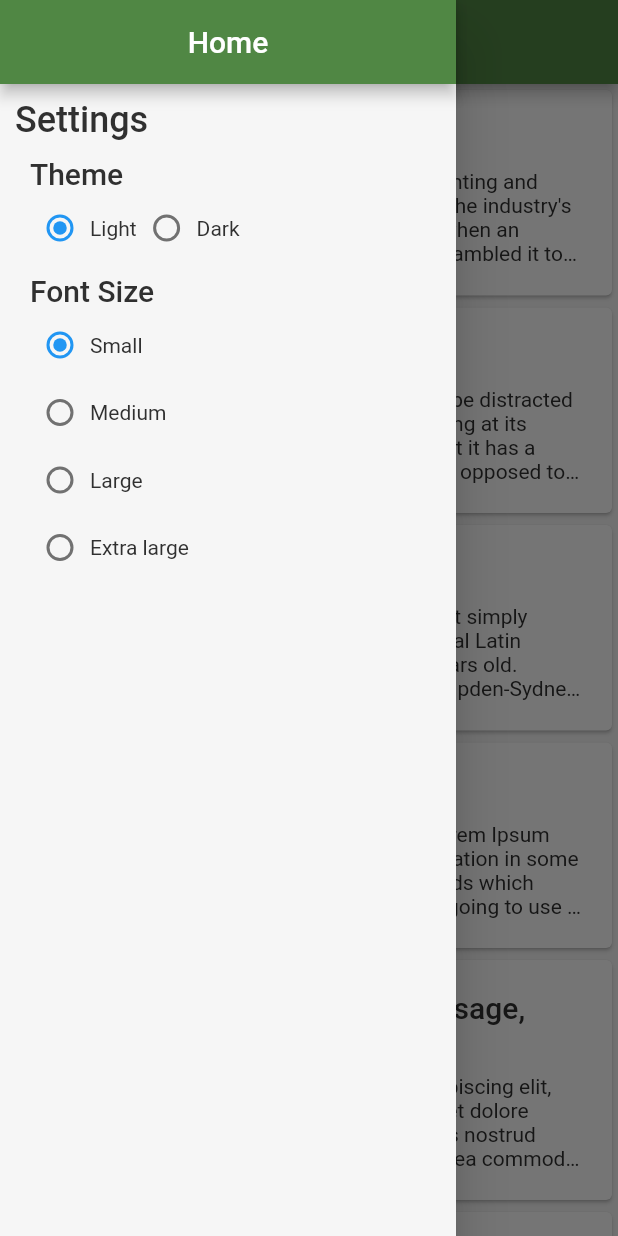
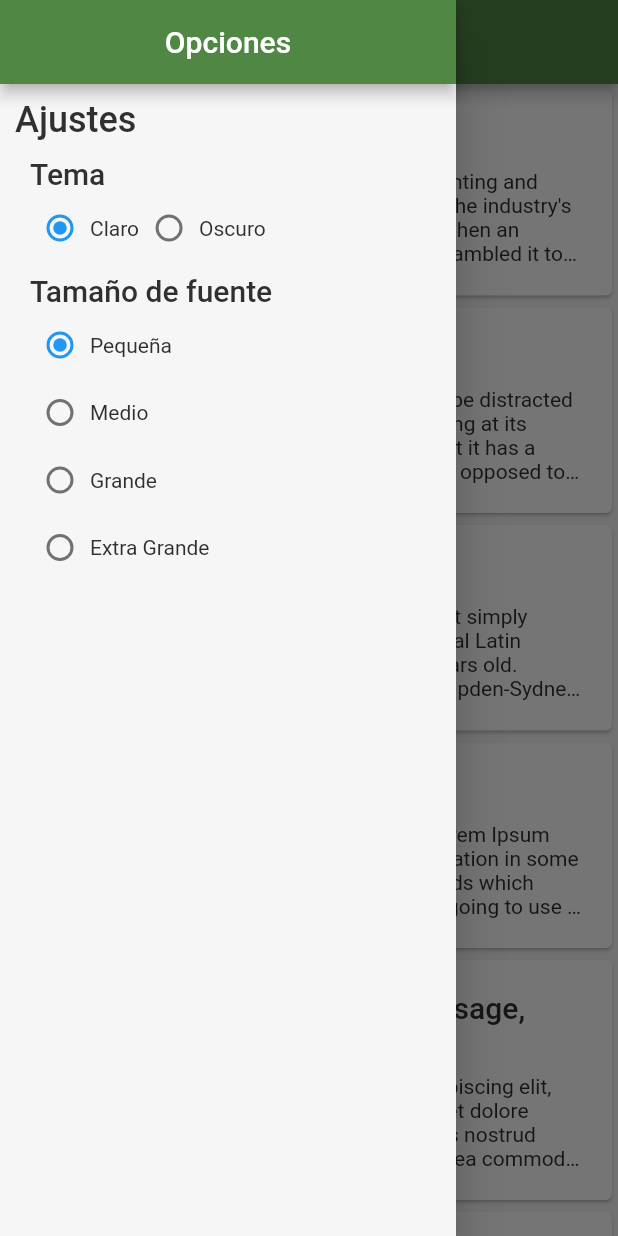
Before and after one commit to mateuscdomingos/flutter-ChangeTheme-Internationalization, a Flutter app: the screen it shows after launch, with the side drawer open, on a phone screen of 412 x 824 dp. Run offline on Flutter 3.47's test engine with Material 2 defaults, Android fonts, the phone set to English and light mode, and no system bars.

Commit message:
estrutura de internacionalização finalizada

```diff
--- /dev/null
+++ b/lang/es.json
@@ -0,0 +1,14 @@
+{
+  "home": "Pagina Principal",
+  "article_details": "Detalles del Artículo",
+  "menu": "Opciones",
+  "settings": "Ajustes",
+  "theme": "Tema",
+  "light": "Claro",
+  "dark": "Oscuro",
+  "font_size": "Tamaño de fuente",
+  "small": "Pequeña",
+  "medium": "Medio",
+  "large": "Grande",
+  "extra_large": "Extra Grande"
+}
--- /dev/null
+++ b/lang/pt.json
@@ -0,0 +1,14 @@
+{
+  "home": "Início",
+  "article_details": "Detalhes do artigo",
+  "menu": "Opções",
+  "settings": "Configurações",
+  "theme": "Tema",
+  "light": "Claro",
+  "dark": "Escuro",
+  "font_size": "Tamanho da fonte",
+  "small": "Pequeno",
+  "medium": "Médio",
+  "large": "Grande",
+  "extra_large": "Extra Grande"
+}
--- a/lib/components/main_drawer.dart
+++ b/lib/components/main_drawer.dart
@@ -1,5 +1,6 @@
 import 'package:appbasepe/blocs/theme.dart';
 import 'package:appbasepe/components/radio_form.dart';
+import 'package:appbasepe/core/internationalization/app_translate.dart';
 import 'package:flutter/material.dart';
 import 'package:provider/provider.dart';
 
@@ -9,20 +10,27 @@ class MainDrawer extends StatefulWidget {
 }
 
 class _MainDrawerState extends State<MainDrawer> {
-  static const themeProps = [
-    {"label": "Light", "value": ThemeColorProps.light},
-    {"label": "Dark", "value": ThemeColorProps.dark}
-  ];
-
-  static const fontProps = [
-    {"label": 'Small', "value": ThemeTextProps.small},
-    {"label": 'Medium', "value": ThemeTextProps.medium},
-    {"label": 'Large', "value": ThemeTextProps.large},
-    {"label": 'Extra large', "value": ThemeTextProps.extraLarge}
-  ];
-
   @override
   Widget build(BuildContext context) {
+    final strLight = AppTranslate(context).text("light");
+    final strDark = AppTranslate(context).text("dark");
+
+    final strSmall = AppTranslate(context).text("small");
+    final strMedium = AppTranslate(context).text("medium");
+    final strLarge = AppTranslate(context).text("large");
+    final strExtraLarge = AppTranslate(context).text("extra_large");
+
+    final themeProps = [
+      {"label": strLight, "value": ThemeColorProps.light},
+      {"label": strDark, "value": ThemeColorProps.dark}
+    ];
+    final fontProps = [
+      {"label": strSmall, "value": ThemeTextProps.small},
+      {"label": strMedium, "value": ThemeTextProps.medium},
+      {"label": strLarge, "value": ThemeTextProps.large},
+      {"label": strExtraLarge, "value": ThemeTextProps.extraLarge}
+    ];
+
     final theme = Provider.of<ThemeChanger>(context);
     ThemeColorProps _valueTheme = theme.getThemeColor();
     ThemeTextProps _valueThemeText = theme.getThemeText();
@@ -44,7 +52,7 @@ class _MainDrawerState extends State<MainDrawer> {
     return Drawer(
       child: Scaffold(
         appBar: AppBar(
-          title: Text("Home"),
+          title: Text(AppTranslate(context).text("menu")),
           centerTitle: true,
           automaticallyImplyLeading: false,
         ),
@@ -57,7 +65,7 @@ class _MainDrawerState extends State<MainDrawer> {
                 Container(
                   margin: EdgeInsets.only(bottom: 10),
                   child: Text(
-                    "Settings",
+                    AppTranslate(context).text("settings"),
                     style: Theme.of(context).textTheme.headline5,
                   ),
                 ),
@@ -67,7 +75,7 @@ class _MainDrawerState extends State<MainDrawer> {
                     crossAxisAlignment: CrossAxisAlignment.start,
                     children: <Widget>[
                       Text(
-                        "Theme",
+                        AppTranslate(context).text("theme"),
                         style: Theme.of(context).textTheme.headline6,
                       ),
                       RadioForm(
@@ -78,7 +86,7 @@ class _MainDrawerState extends State<MainDrawer> {
                       ),
                       SizedBox(height: 10),
                       Text(
-                        "Font Size",
+                        AppTranslate(context).text("font_size"),
                         style: Theme.of(context).textTheme.headline6,
                       ),
                       RadioForm(
--- /dev/null
+++ b/lib/core/internationalization/app_localization_delegate.dart
@@ -0,0 +1,22 @@
+import 'package:flutter/material.dart';
+
+import 'app_localizations.dart';
+
+class AppLocalizationsDelegate extends LocalizationsDelegate<AppLocalizations> {
+  const AppLocalizationsDelegate();
+
+  @override
+  bool isSupported(Locale locale) {
+    return ['pt', 'en', 'es'].contains(locale.languageCode);
+  }
+
+  @override
+  Future<AppLocalizations> load(Locale locale) async {
+    var localizations = AppLocalizations(Locale('es', 'BR'));
+    await localizations.load();
+    return localizations;
+  }
+
+  @override
+  bool shouldReload(LocalizationsDelegate<AppLocalizations> old) => false;
+}
--- /dev/null
+++ b/lib/core/internationalization/app_localizations.dart
@@ -0,0 +1,36 @@
+import 'dart:convert';
+import 'package:flutter/material.dart';
+import 'package:flutter/services.dart';
+
+import 'app_localization_delegate.dart';
+
+class AppLocalizations {
+  final Locale locale;
+
+  AppLocalizations(this.locale);
+
+  Map<String, dynamic> _localizationsStrings; // Mudança de String para Dynamic
+
+  Future<bool> load() async {
+    var jsonString =
+        await rootBundle.loadString('lang/${locale.languageCode}.json');
+    Map<String, dynamic> jsonMap =
+        json.decode(jsonString); // Mudança de String para Dynamic
+
+    _localizationsStrings = jsonMap.map((key, value) {
+      return MapEntry(key, value); // Remover toString
+    });
+    return true;
+  }
+
+  String translate(String key) {
+    return _localizationsStrings[key];
+  }
+
+  static AppLocalizations of(BuildContext context) {
+    return Localizations.of<AppLocalizations>(context, AppLocalizations);
+  }
+
+  static const LocalizationsDelegate<AppLocalizations> delegate =
+      AppLocalizationsDelegate();
+}
--- /dev/null
+++ b/lib/core/internationalization/app_translate.dart
@@ -0,0 +1,13 @@
+import 'package:flutter/material.dart';
+
+import 'app_localizations.dart';
+
+class AppTranslate {
+  final BuildContext context;
+
+  AppTranslate(this.context);
+
+  String text(String key) {
+    return AppLocalizations.of(context).translate(key);
+  }
+}
--- a/lib/main.dart
+++ b/lib/main.dart
@@ -1,7 +1,9 @@
 import 'package:appbasepe/blocs/theme.dart';
+import 'package:appbasepe/core/internationalization/app_localizations.dart';
 import 'package:flutter/material.dart';
 import 'package:appbasepe/screans/home_screen.dart';
 import 'package:provider/provider.dart';
+import 'package:flutter_localizations/flutter_localizations.dart';
 
 void main() {
   runApp(MyApp());
@@ -26,6 +28,24 @@ class MaterialAppWithTheme extends StatelessWidget {
       title: 'Flutter Demo',
       theme: theme.getTheme(),
       home: HomeScreen(),
+      localizationsDelegates: [
+        AppLocalizations.delegate,
+        GlobalMaterialLocalizations.delegate,
+        GlobalWidgetsLocalizations.delegate,
+      ],
+      supportedLocales: [
+        const Locale('pt', ''), // Portuguese, no country code
+        const Locale('en', ''), // English, no country code
+        const Locale('es', ''), // Spanish, no country code
+      ],
+      localeResolutionCallback: (locale, supportedLocales) {
+        for (var supportedLocale in supportedLocales) {
+          if (supportedLocale.languageCode == locale.languageCode) {
+            return supportedLocale;
+          }
+        }
+        return supportedLocales.first;
+      },
     );
   }
 }
--- a/lib/screans/article_details_screen.dart
+++ b/lib/screans/article_details_screen.dart
@@ -1,3 +1,4 @@
+import 'package:appbasepe/core/internationalization/app_translate.dart';
 import 'package:appbasepe/models/article.dart';
 import 'package:flutter/material.dart';
 
@@ -10,7 +11,7 @@ class ArticleDetails extends StatelessWidget {
   Widget build(BuildContext context) {
     return Scaffold(
       appBar: AppBar(
-        title: Text('Article details'),
+        title: Text(AppTranslate(context).text("article_details")),
       ),
       body: Column(
         children: <Widget>[
--- a/lib/screans/home_screen.dart
+++ b/lib/screans/home_screen.dart
@@ -1,5 +1,6 @@
 import 'package:appbasepe/components/article_list.dart';
 import 'package:appbasepe/components/main_drawer.dart';
+import 'package:appbasepe/core/internationalization/app_translate.dart';
 import 'package:appbasepe/data/dummy_data.dart';
 import 'package:flutter/material.dart';
 import 'package:appbasepe/models/article.dart';
@@ -11,7 +12,7 @@ class HomeScreen extends StatelessWidget {
   Widget build(BuildContext context) {
     return Scaffold(
       appBar: AppBar(
-        title: Text("Home"),
+        title: Text(AppTranslate(context).text("home")),
       ),
       drawer: MainDrawer(),
       body: Container(
--- a/pubspec.yaml
+++ b/pubspec.yaml
@@ -24,6 +24,9 @@ dependencies:
   flutter:
     sdk: flutter
 
+  flutter_localizations:
+    sdk: flutter
+
   # The following adds the Cupertino Icons font to your application.
   # Use with the CupertinoIcons class for iOS style icons.
   cupertino_icons: ^0.1.3
@@ -43,7 +46,8 @@ flutter:
   # the material Icons class.
   uses-material-design: true
   # To add assets to your application, add an assets section, like this:
-  # assets:
+  assets:
+    - lang/
   #   - images/a_dot_burr.jpeg
   #   - images/a_dot_ham.jpeg
   # An image asset can refer to one or more resolution-specific "variants", see
```
Also changed, not shown: lang/en.json (added, +14 -0 lines), pubspec.lock.
